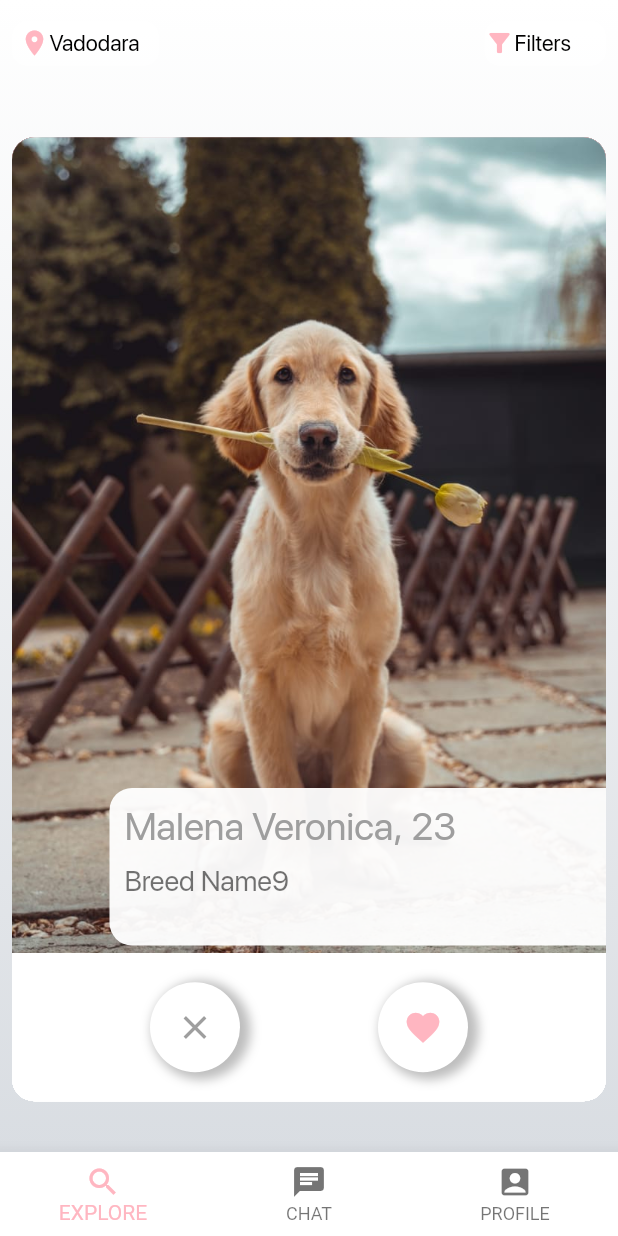
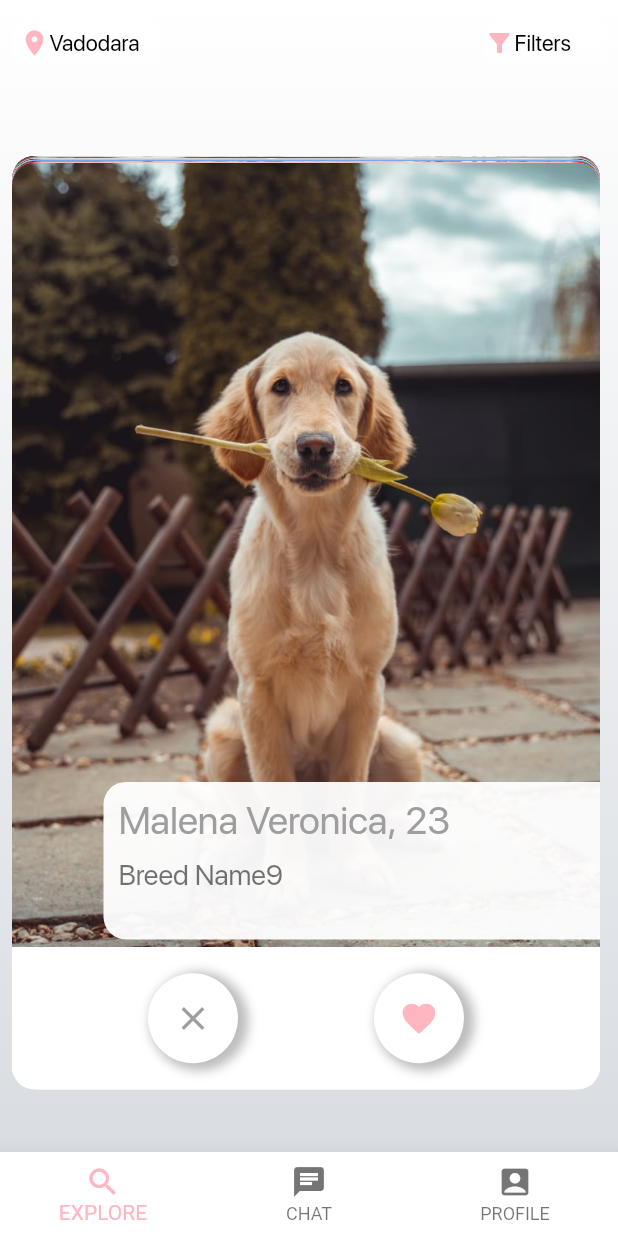
Before and after one commit to SPARSHAGGARWAL17/dating-app, a Flutter app: the screen it shows after launch, on a phone screen of 412 x 824 dp. Run offline on Flutter 3.47's test engine with Material 2 defaults, Android fonts, the phone set to English and light mode, and no system bars; our stand-ins replace carousel_slider, flutter_svg, pin_code_fields.

Commit message:
main page animation

```diff
--- a/lib/view/home-screens/home-page.dart
+++ b/lib/view/home-screens/home-page.dart
@@ -119,6 +119,7 @@ class _HomePageState extends State<HomePage>
                             children: [
                               InkWell(
                                 onTap: () {}, //TODO add Button
+
                                 child: Container(
                                   alignment: Alignment.center,
                                   decoration: BoxDecoration(
@@ -176,7 +177,7 @@ class _HomePageState extends State<HomePage>
                     ),
                     Expanded(
                       child: Padding(
-                        padding: const EdgeInsets.all(8.0),
+                        padding: const EdgeInsets.symmetric(horizontal: 8.0),
                         child: Stack(
                           // fit: StackFit.expand,
                           alignment: Alignment.center,
@@ -190,8 +191,45 @@ class _HomePageState extends State<HomePage>
                                       color: Colors.grey.shade700, size: 25),
                                 ),
                               ),
-                            for (int i = 0; i < matchCard.length; i++)
+                            for (var i = 0; i < matchCard.length; i++)
+                              Row(
+                                children: [
+                                  DragTarget(
+                                    onWillAccept: (data) {
+                                      return false;
+                                    },
+                                    builder:
+                                        (context, candidateData, rejectedData) {
+                                      return Visibility(
+                                        visible: false,
+                                        child: SizedBox(
+                                          width: 10,
+                                          height: double.infinity,
+                                        ),
+                                      );
+                                    },
+                                  ),
+                                  Padding(
+                                    padding: EdgeInsets.only(top: i.toDouble()),
+                                    child:
                                         buildProfileCard(context, matchCard[i]),
+                                  ),
+                                  DragTarget(
+                                    onWillAccept: (data) {
+                                      return false;
+                                    },
+                                    builder:
+                                        (context, candidateData, rejectedData) {
+                                      return Visibility(
+                                        visible: false,
+                                        child: SizedBox(
+                                          width: 10,
+                                        ),
+                                      );
+                                    },
+                                  ),
+                                ],
+                              ),
                           ],
                         ),
                       ),
@@ -211,42 +249,51 @@ class _HomePageState extends State<HomePage>
     if (matchCard.indexOf(match) != matchCard.length - 1)
       return buildSingleCard(dragging, context, match);
 
-    return GestureDetector(
-      onHorizontalDragStart: (details) {
-        dx = details.localPosition.dx;
-        dragging = true;
-        prevDx = dx;
-        print(details.localPosition.distance);
-        print('Horizontal-drag: ${details.localPosition}');
+    return Draggable(
+      onDragStarted: () {},
+      onDragUpdate: (details) {
+        dx += 10;
+        setState(() {});
       },
-      onHorizontalDragUpdate: (details) {
-        setState(() {
-          dx = (details.localPosition.dx - prevDx) / 10;
-        });
-      },
-      onHorizontalDragEnd: (details) {
-        print(dx);
-        if (dx < -18) {
-          matchCard.removeWhere((element) => element == match);
-          dx = 0;
-          setState(() {});
-        }
-        if (dx > 18) {
-          if (matchCard.indexOf(match) % 2 == 0) {
-            Navigator.of(context).pushNamed(MatchDialogPage.Route);
-          }
-          matchCard.removeWhere((element) => element == match);
-          dx = 0;
-          setState(() {});
-        }
-        setState(() {
-          dragging = false;
-          dx = 0;
-          prevDx = 0;
-        });
-      },
+      feedback: buildSingleCard(dragging, context, match),
+      data: match,
+      childWhenDragging: Container(),
+      child: GestureDetector(
+        // onHorizontalDragStart: (details) {
+        //   dx = details.localPosition.dx;
+        //   dragging = true;
+        //   prevDx = dx;
+        //   print(details.localPosition.distance);
+        //   print('Horizontal-drag: ${details.localPosition}');
+        // },
+        // onHorizontalDragUpdate: (details) {
+        //   setState(() {
+        //     dx = (details.localPosition.dx - prevDx) / 10;
+        //   });
+        // },
+        // onHorizontalDragEnd: (details) {
+        //   print(dx);
+        //   if (dx < -18) {
+        //     matchCard.removeWhere((element) => element == match);
+        //     dx = 0;
+        //     setState(() {});
+        //   }
+        //   if (dx > 18) {
+        //     if (matchCard.indexOf(match) % 2 == 0) {
+        //       Navigator.of(context).pushNamed(MatchDialogPage.Route);
+        //     }
+        //     matchCard.removeWhere((element) => element == match);
+        //     dx = 0;
+        //     setState(() {});
+        //   }
+        //   setState(() {
+        //     dragging = false;
+        //     dx = 0;
+        //     prevDx = 0;
+        //   });
+        // },
         child: Transform.rotate(
-        origin: Offset(0, getDeviceSize(context).height + 250),
+          origin: Offset(0, -getDeviceSize(context).height + 250),
           angle: !animating
               ? math.pi / 180 * dx
               : (math.pi / 180 * 45 * animationController.value) *
@@ -254,12 +301,14 @@ class _HomePageState extends State<HomePage>
           // alignment: Alignment.bottomCenter,
           child: buildSingleCard(dragging, context, match),
         ),
+      ),
     );
   }
 
-  Container buildSingleCard(
-      bool dragging, BuildContext context, MatchCard match) {
-    return Container(
+  Widget buildSingleCard(bool dragging, BuildContext context, MatchCard match) {
+    return Material(
+      borderRadius: BorderRadius.circular(20),
+      child: Container(
         decoration: BoxDecoration(
             borderRadius: BorderRadius.circular(15),
             color: Color(0xFAFAFA),
@@ -273,8 +322,8 @@ class _HomePageState extends State<HomePage>
                     )
                   ]
                 : []),
-      height: getDeviceSize(context).height * 0.78,
-      width: getDeviceSize(context).width,
+        height: getDeviceSize(context).height * 0.75,
+        width: getDeviceSize(context).width - 20,
         child: Column(
           children: [
             Expanded(
@@ -452,6 +501,7 @@ class _HomePageState extends State<HomePage>
             ),
           ],
         ),
+      ),
     );
   }
 }
```
Also changed, not shown: 20 other files. Lines whose indentation alone changed are shown as unchanged.
